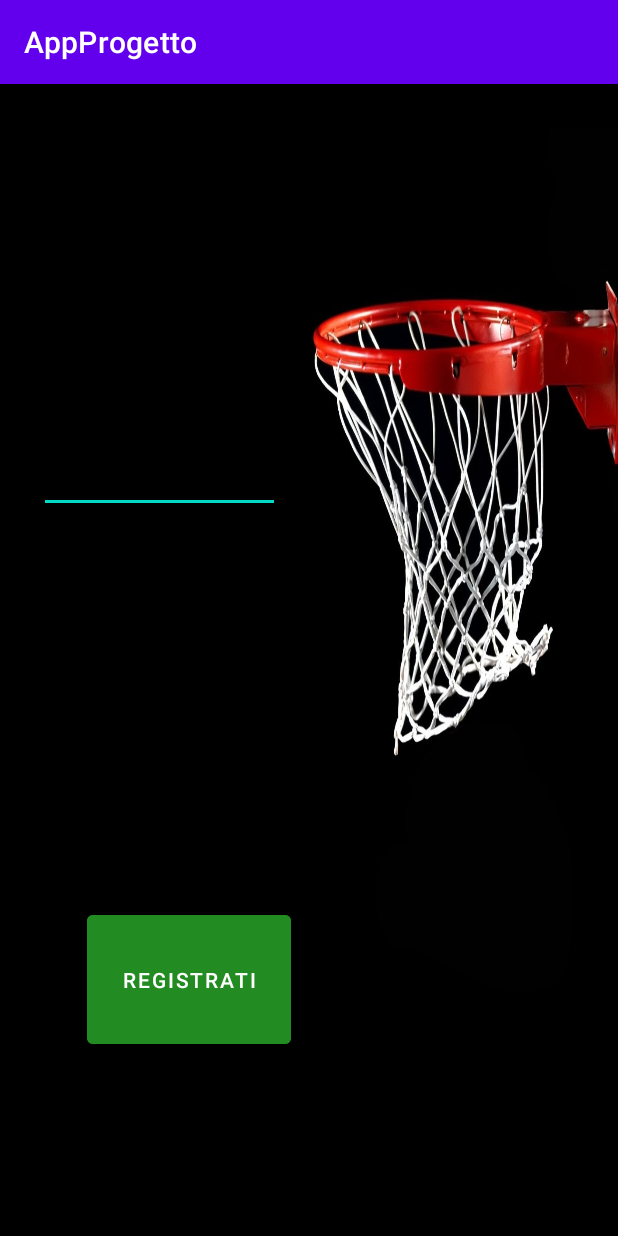
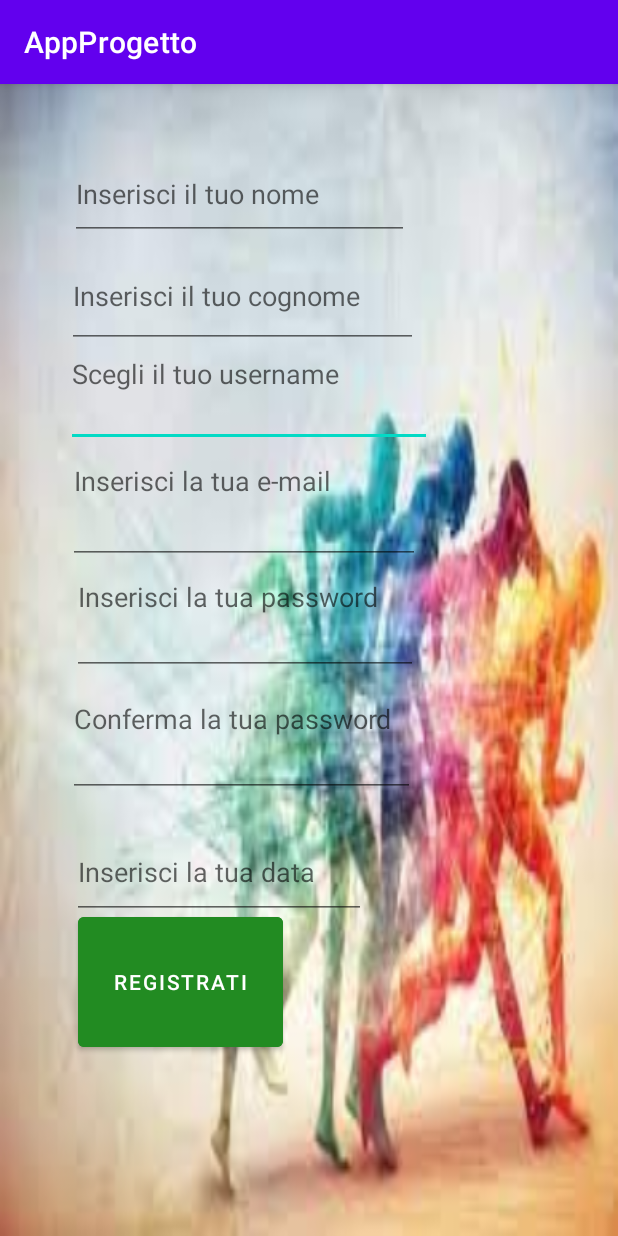
Before and after one commit to IsabellaMarini/AppProgetto2, an Android app: the paginaRegistrati screen opened directly, with no data from a screen before it, on a phone screen of 412 x 824 dp. Run offline under Robolectric (Android 15) with nearby library versions, the phone set to English and light mode, and no system bars.

Commit message:
Modifiche registrazione

```diff
--- a/app/src/main/res/layout/pagina_registrati.xml
+++ b/app/src/main/res/layout/pagina_registrati.xml
@@ -3,76 +3,75 @@
     xmlns:tools="http://schemas.android.com/tools"
     android:layout_width="match_parent"
     android:layout_height="match_parent"
-    android:background="@drawable/basket">
+    android:background="@drawable/immagine3">
 
     <RelativeLayout
         android:layout_width="match_parent"
         android:layout_height="match_parent"
-        tools:layout_editor_absoluteX="16dp"
-        tools:layout_editor_absoluteY="25dp">
+        tools:layout_editor_absoluteX="0dp"
+        tools:layout_editor_absoluteY="-41dp">
 
-        <TextView
+        <EditText
             android:id="@+id/username"
-            android:layout_width="137dp"
-            android:layout_height="56dp"
+            android:layout_width="wrap_content"
+            android:layout_height="60dp"
             android:layout_alignParentStart="true"
             android:layout_alignParentTop="true"
             android:layout_alignParentEnd="true"
             android:layout_alignParentBottom="true"
-            android:layout_marginStart="37dp"
-            android:layout_marginTop="84dp"
-            android:layout_marginEnd="237dp"
-            android:layout_marginBottom="591dp"
-            android:hint="@string/username"
-            android:text="Username" />
+            android:layout_marginStart="44dp"
+            android:layout_marginTop="145dp"
+            android:layout_marginEnd="124dp"
+            android:layout_marginBottom="526dp"
+            android:hint="@string/username" />
 
         <EditText
             android:id="@+id/email2"
-            android:layout_width="160dp"
+            android:layout_width="234dp"
+            android:layout_height="73dp"
+            android:layout_alignParentStart="true"
+            android:layout_alignParentTop="true"
+            android:layout_alignParentEnd="true"
+            android:layout_alignParentBottom="true"
+            android:layout_marginStart="45dp"
+            android:layout_marginTop="210dp"
+            android:layout_marginEnd="132dp"
+            android:layout_marginBottom="448dp"
+            android:ems="10"
+            android:hint="@string/email2"
+            android:inputType="textEmailAddress"
+            android:minHeight="48dp" />
+
+        <EditText
+            android:id="@+id/password2"
+            android:layout_width="230dp"
             android:layout_height="wrap_content"
             android:layout_alignParentStart="true"
             android:layout_alignParentTop="true"
             android:layout_alignParentEnd="true"
             android:layout_alignParentBottom="true"
-            android:layout_marginStart="26dp"
-            android:layout_marginTop="204dp"
-            android:layout_marginEnd="225dp"
-            android:layout_marginBottom="482dp"
+            android:layout_marginStart="48dp"
+            android:layout_marginTop="290dp"
+            android:layout_marginEnd="133dp"
+            android:layout_marginBottom="374dp"
             android:ems="10"
-            android:hint="@string/email2"
-            android:inputType="textEmailAddress" />
-
-        <EditText
-            android:id="@+id/password2"
-            android:layout_width="162dp"
-            android:layout_height="35dp"
-            android:layout_alignParentStart="true"
-            android:layout_alignParentTop="true"
-            android:layout_alignParentEnd="true"
-            android:layout_alignParentBottom="true"
-            android:layout_marginStart="29dp"
-            android:layout_marginTop="319dp"
-            android:layout_marginEnd="220dp"
-            android:layout_marginBottom="377dp"
-            android:ems="10"
-            android:hint="@string/password2"
+            android:hint="@string/password"
             android:inputType="textPassword" />
 
         <EditText
             android:id="@+id/Data"
-            android:layout_width="167dp"
-            android:layout_height="wrap_content"
+            android:layout_width="wrap_content"
+            android:layout_height="62dp"
             android:layout_alignParentStart="true"
-            android:layout_alignParentTop="true"
             android:layout_alignParentEnd="true"
             android:layout_alignParentBottom="true"
-            android:layout_marginStart="30dp"
-            android:layout_marginTop="411dp"
-            android:layout_marginEnd="213dp"
-            android:layout_marginBottom="275dp"
+            android:layout_marginStart="48dp"
+            android:layout_marginEnd="168dp"
+            android:layout_marginBottom="211dp"
             android:ems="10"
             android:hint="@string/Data"
-            android:inputType="date" />
+            android:inputType="date"
+            android:minHeight="48dp" />
 
         <Button
             android:id="@+id/Registrati2"
@@ -82,12 +81,52 @@
             android:layout_alignParentTop="true"
             android:layout_alignParentEnd="true"
             android:layout_alignParentBottom="true"
-            android:layout_marginStart="58dp"
-            android:layout_marginTop="548dp"
-            android:layout_marginEnd="218dp"
-            android:layout_marginBottom="122dp"
+            android:layout_marginStart="52dp"
+            android:layout_marginTop="549dp"
+            android:layout_marginEnd="223dp"
+            android:layout_marginBottom="120dp"
             android:backgroundTint="@color/verde"
             android:text="Registrati" />
 
+        <EditText
+            android:id="@+id/password3"
+            android:layout_width="231dp"
+            android:layout_height="wrap_content"
+            android:layout_alignBottom="@+id/Data"
+            android:layout_alignParentStart="true"
+            android:layout_alignParentTop="true"
+            android:layout_alignParentEnd="true"
+            android:layout_marginStart="45dp"
+            android:layout_marginTop="372dp"
+            android:layout_marginEnd="135dp"
+            android:layout_marginBottom="81dp"
+            android:ems="10"
+            android:hint="@string/conferma"
+            android:inputType="textPassword" />
+
+        <EditText
+            android:id="@+id/Nome"
+            android:layout_width="226dp"
+            android:layout_height="61dp"
+            android:layout_alignBottom="@+id/username"
+            android:layout_alignParentEnd="true"
+            android:layout_marginEnd="139dp"
+            android:layout_marginBottom="138dp"
+            android:ems="10"
+            android:hint="@string/nome"
+            android:inputType="textPersonName" />
+
+        <EditText
+            android:id="@+id/Cognome"
+            android:layout_width="234dp"
+            android:layout_height="69dp"
+            android:layout_alignBottom="@+id/username"
+            android:layout_alignParentEnd="true"
+            android:layout_marginEnd="133dp"
+            android:layout_marginBottom="66dp"
+            android:ems="10"
+            android:hint="@string/cognome"
+            android:inputType="textPersonName" />
+
     </RelativeLayout>
 </androidx.constraintlayout.widget.ConstraintLayout>
--- /dev/null
+++ b/app/src/main/res/values-night/strings.xml
@@ -0,0 +1,4 @@
+<?xml version="1.0" encoding="utf-8"?>
+<resources>
+    <string name="username">Username</string>
+</resources>
--- a/app/src/main/res/values/strings.xml
+++ b/app/src/main/res/values/strings.xml
@@ -1,9 +1,11 @@
 <resources>
     <string name="app_name">AppProgetto</string>
     <string name="email">Inserisci la tua e-mail</string>
+    <string name="nome">Inserisci il tuo nome</string>
+    <string name="cognome">Inserisci il tuo cognome</string>
     <string name="password">Inserisci la tua password</string>
     <string name="email2">Inserisci la tua e-mail</string>
-    <string name="password2">Inserisci la tua password</string>
-    <string name="username">Inserisci il tuo username</string>
+    <string name="username">Scegli il tuo username</string>
     <string name="Data">Inserisci la tua data</string>
+    <string name="conferma">Conferma la tua password</string>
 </resources>
```
